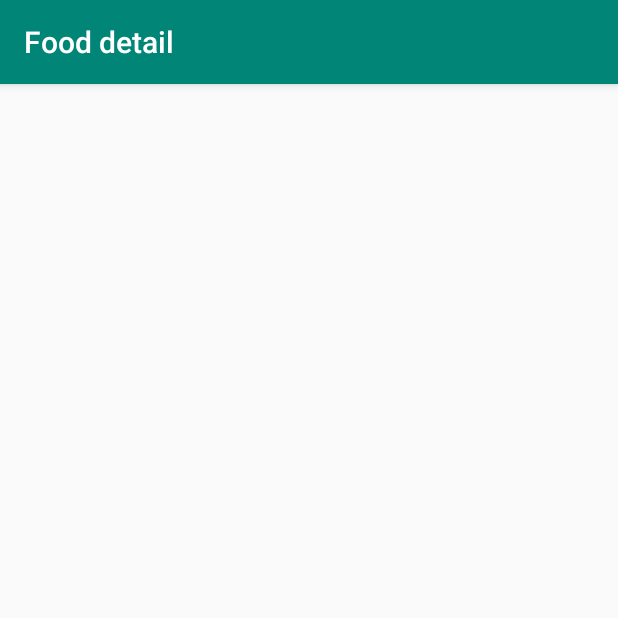
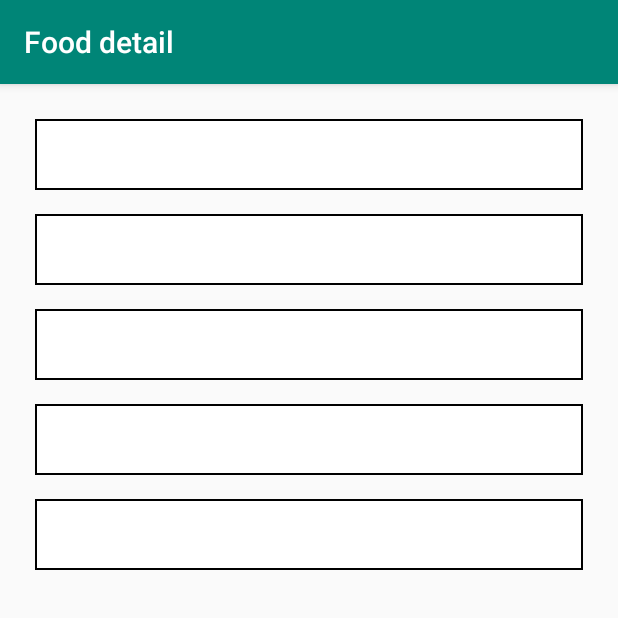
Before and after one commit to chavantr/ExampleFRSystem, an Android app: the FoodDetailActivity screen opened directly, with no data from a screen before it, on a phone screen of 412 x 824 dp, the top half of it. Run offline under Robolectric (Android 15) with nearby library versions, the phone set to English and light mode, and no system bars; 5 statements that could not run were skipped.

Commit message:
i n i t i a l

```diff
--- /dev/null
+++ b/app/src/main/res/drawable/shape_.xml
@@ -0,0 +1,15 @@
+<?xml version="1.0" encoding="utf-8"?>
+<shape xmlns:android="http://schemas.android.com/apk/res/android"
+       android:shape="rectangle">
+
+
+    <stroke
+            android:width="1dp"
+            android:color="#000000"/>
+
+    <corners android:radius="0dp"/>
+
+    <solid
+            android:color="#FFFFFF"/>
+
+</shape>
--- a/app/src/main/res/layout/activity_food_detail.xml
+++ b/app/src/main/res/layout/activity_food_detail.xml
@@ -5,18 +5,20 @@
         xmlns:app="http://schemas.android.com/apk/res-auto"
         android:layout_width="match_parent"
         android:layout_height="match_parent"
-        android:padding="15dp"
+        android:padding="7dp"
         tools:context=".FoodDetailActivity">
 
     <TextView android:layout_width="match_parent" android:layout_height="wrap_content" android:id="@+id/lblName"
               app:layout_constraintTop_toTopOf="parent" android:layout_marginTop="16dp"
-              android:textColor="@android:color/black"
+              android:textColor="@android:color/black" android:padding="7dp"
+              android:textSize="24sp" android:background="@drawable/shape_"
               app:layout_constraintStart_toStartOf="parent" android:layout_marginStart="16dp"
               app:layout_constraintEnd_toEndOf="parent" android:layout_marginEnd="16dp"/>
 
 
     <TextView android:layout_width="match_parent" android:layout_height="wrap_content"
               android:id="@+id/lblPrice" android:textColor="@android:color/black"
+              android:textSize="24sp" android:background="@drawable/shape_" android:padding="7dp"
               app:layout_constraintTop_toBottomOf="@id/lblName" android:layout_marginTop="16dp"
               app:layout_constraintStart_toStartOf="parent" android:layout_marginStart="16dp"
               app:layout_constraintEnd_toEndOf="parent" android:layout_marginEnd="16dp"/>
@@ -24,6 +26,7 @@
 
     <TextView android:layout_width="match_parent" android:layout_height="wrap_content"
               android:id="@+id/lblAgeGroup" android:textColor="@android:color/black"
+              android:textSize="24sp" android:background="@drawable/shape_" android:padding="7dp"
               app:layout_constraintTop_toBottomOf="@id/lblPrice" android:layout_marginTop="16dp"
               app:layout_constraintStart_toStartOf="parent" android:layout_marginStart="16dp"
               app:layout_constraintEnd_toEndOf="parent" android:layout_marginEnd="16dp"/>
@@ -31,12 +34,14 @@
 
     <TextView android:layout_width="match_parent" android:layout_height="wrap_content"
               android:id="@+id/lblSeason" android:textColor="@android:color/black"
+              android:textSize="24sp" android:background="@drawable/shape_" android:padding="7dp"
               app:layout_constraintTop_toBottomOf="@id/lblAgeGroup" android:layout_marginTop="16dp"
               app:layout_constraintStart_toStartOf="parent" android:layout_marginStart="16dp"
               app:layout_constraintEnd_toEndOf="parent" android:layout_marginEnd="16dp"/>
 
     <TextView android:layout_width="match_parent" android:layout_height="wrap_content"
               android:id="@+id/lblState" android:textColor="@android:color/black"
+              android:textSize="24sp" android:background="@drawable/shape_" android:padding="7dp"
               app:layout_constraintTop_toBottomOf="@id/lblSeason" android:layout_marginTop="16dp"
               app:layout_constraintStart_toStartOf="parent" android:layout_marginStart="16dp"
               app:layout_constraintEnd_toEndOf="parent" android:layout_marginEnd="16dp"/>
--- a/app/src/main/res/layout/nav_header_dashboard.xml
+++ b/app/src/main/res/layout/nav_header_dashboard.xml
@@ -25,6 +25,7 @@
             android:layout_width="match_parent"
             android:layout_height="wrap_content"
             android:paddingTop="@dimen/nav_header_vertical_spacing"
+            android:id="@+id/lblName"
             android:text="@string/welcome"
             android:textAppearance="@style/TextAppearance.AppCompat.Body1"/>
 
```
Also changed, not shown: app/src/main/java/com/mywings/foodrecommended/DashboardActivity.kt (+60 -2 lines), app/src/main/java/com/mywings/foodrecommended/FoodDetailActivity.kt (+10 -0 lines), app/src/main/java/com/mywings/foodrecommended/process/UpdatePrice.kt (added, +14 -0 lines).
